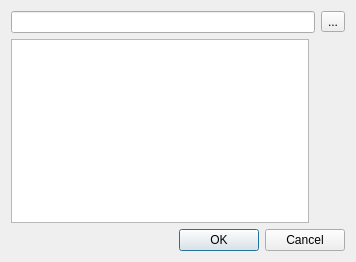
Above: playlist.ui from pedrolcl/dmidiplayer before the change. Below: the same form after it.
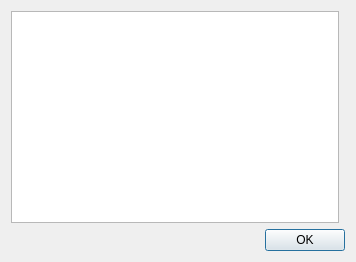
That is the form after the change.

Commit message: Playlist editor started

What changed in the file:
```diff
--- a/playlist.ui
+++ b/playlist.ui
@@ -11,20 +11,20 @@
    </rect>
   </property>
   <layout class="QGridLayout" name="gridLayout">
-   <item row="0" column="0" colspan="2">
-    <widget class="QLineEdit" name="fileEdit"/>
-   </item>
-   <item row="0" column="2">
-    <widget class="QToolButton" name="fileButton">
-     <property name="text">
-      <string>...</string>
+   <item row="0" column="0">
+    <widget class="QListWidget" name="fileList">
+     <property name="horizontalScrollBarPolicy">
+      <enum>Qt::ScrollBarAlwaysOff</enum>
+     </property>
+     <property name="alternatingRowColors">
+      <bool>true</bool>
+     </property>
+     <property name="textElideMode">
+      <enum>Qt::ElideMiddle</enum>
      </property>
     </widget>
    </item>
-   <item row="1" column="0">
-    <widget class="QListWidget" name="fileList"/>
-   </item>
-   <item row="1" column="1" colspan="2">
+   <item row="0" column="1" colspan="2">
     <widget class="QDialogButtonBox" name="listButtons">
      <property name="orientation">
       <enum>Qt::Vertical</enum>
@@ -34,10 +34,10 @@
      </property>
     </widget>
    </item>
-   <item row="2" column="0" colspan="3">
+   <item row="1" column="0" colspan="3">
     <widget class="QDialogButtonBox" name="dialogButtons">
      <property name="standardButtons">
-      <set>QDialogButtonBox::Cancel|QDialogButtonBox::Ok</set>
+      <set>QDialogButtonBox::Ok</set>
      </property>
     </widget>
    </item>
```
Left out of the diff: 12 changed lines with no effect on the pictures. The commit also changes 22 other files.
